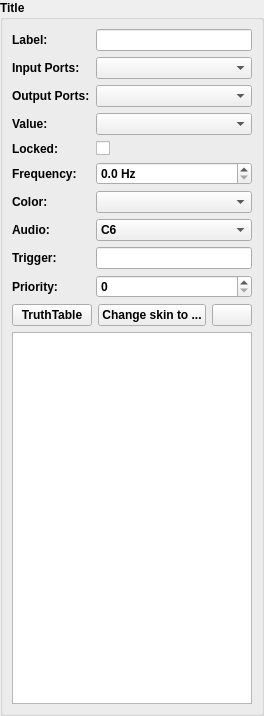
Before: the Qt Designer form app/elementeditor.ui in GIBIS-UNIFESP/wiRedPanda, drawn with Qt 5.
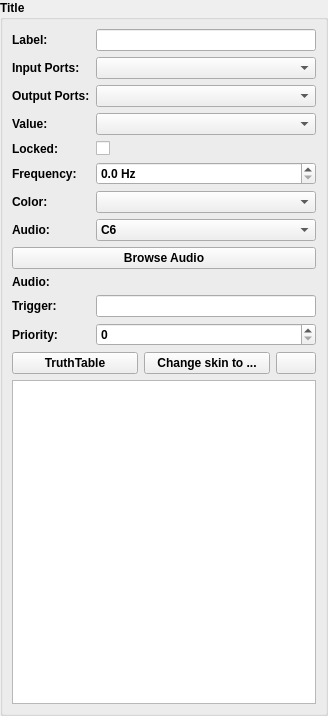
After: the same form once the commit is applied. Icons and pictures are not drawn.

Commit message: added: audiobox element, to play generic audio

```diff
--- a/app/elementeditor.ui
+++ b/app/elementeditor.ui
@@ -6,7 +6,7 @@
    <rect>
     <x>0</x>
     <y>0</y>
-    <width>263</width>
+    <width>328</width>
     <height>716</height>
    </rect>
   </property>
@@ -40,83 +40,6 @@
       <string>Title</string>
      </property>
      <layout class="QGridLayout" name="gridLayout_2">
-      <item row="6" column="1">
-       <widget class="QComboBox" name="comboBoxValue"/>
-      </item>
-      <item row="6" column="0">
-       <widget class="QLabel" name="labelValue">
-        <property name="text">
-         <string>Value:</string>
-        </property>
-       </widget>
-      </item>
-      <item row="17" column="0" colspan="2">
-       <layout class="QHBoxLayout" name="horizontalLayout">
-        <property name="spacing">
-         <number>6</number>
-        </property>
-        <property name="sizeConstraint">
-         <enum>QLayout::SetNoConstraint</enum>
-        </property>
-        <item>
-         <widget class="QPushButton" name="pushButtonTruthTable">
-          <property name="enabled">
-           <bool>true</bool>
-          </property>
-          <property name="text">
-           <string>TruthTable</string>
-          </property>
-         </widget>
-        </item>
-        <item>
-         <widget class="QPushButton" name="pushButtonChangeSkin">
-          <property name="text">
-           <string>Change skin to ...</string>
-          </property>
-         </widget>
-        </item>
-        <item>
-         <widget class="QPushButton" name="pushButtonDefaultSkin">
-          <property name="sizePolicy">
-           <sizepolicy hsizetype="Maximum" vsizetype="Fixed">
-            <horstretch>0</horstretch>
-            <verstretch>0</verstretch>
-           </sizepolicy>
-          </property>
-          <property name="toolTip">
-           <string>Default</string>
-          </property>
-          <property name="text">
-           <string/>
-          </property>
-          <property name="icon">
-           <iconset resource="resources/toolbar/toolbar.qrc">
-            <normaloff>:/toolbar/default.svg</normaloff>:/toolbar/default.svg</iconset>
-          </property>
-          <property name="iconSize">
-           <size>
-            <width>16</width>
-            <height>16</height>
-           </size>
-          </property>
-         </widget>
-        </item>
-       </layout>
-      </item>
-      <item row="4" column="0">
-       <widget class="QLabel" name="labelOutputs">
-        <property name="text">
-         <string>Output Ports:</string>
-        </property>
-       </widget>
-      </item>
-      <item row="9" column="0">
-       <widget class="QLabel" name="labelFrequency">
-        <property name="text">
-         <string>Frequency:</string>
-        </property>
-       </widget>
-      </item>
       <item row="0" column="0">
        <widget class="QLabel" name="labelLabels">
         <property name="text">
@@ -124,6 +47,40 @@
         </property>
        </widget>
       </item>
+      <item row="11" column="1">
+       <widget class="QComboBox" name="comboBoxColor">
+        <property name="currentText">
+         <string/>
+        </property>
+       </widget>
+      </item>
+      <item row="9" column="0">
+       <widget class="QLabel" name="labelFrequency">
+        <property name="text">
+         <string>Frequency:</string>
+        </property>
+       </widget>
+      </item>
+      <item row="0" column="1">
+       <widget class="QLineEdit" name="lineEditElementLabel"/>
+      </item>
+      <item row="14" column="0" colspan="2">
+       <widget class="QPushButton" name="pushButtonAudioBox">
+        <property name="text">
+         <string>Browse Audio</string>
+        </property>
+       </widget>
+      </item>
+      <item row="2" column="1">
+       <widget class="QComboBox" name="comboBoxInputSize"/>
+      </item>
+      <item row="18" column="0">
+       <widget class="QLabel" name="labelTrigger">
+        <property name="text">
+         <string>Trigger:</string>
+        </property>
+       </widget>
+      </item>
       <item row="13" column="1">
        <widget class="QComboBox" name="comboBoxAudio">
         <item>
@@ -168,22 +125,47 @@
         </item>
        </widget>
       </item>
-      <item row="7" column="0">
-       <widget class="QLabel" name="labelLocked">
+      <item row="6" column="0">
+       <widget class="QLabel" name="labelValue">
         <property name="text">
-         <string>Locked:</string>
+         <string>Value:</string>
         </property>
        </widget>
       </item>
-      <item row="0" column="1">
-       <widget class="QLineEdit" name="lineEditElementLabel"/>
+      <item row="19" column="0">
+       <widget class="QLabel" name="labelPriority">
+        <property name="text">
+         <string>Priority:</string>
+        </property>
+       </widget>
       </item>
-      <item row="15" column="1">
+      <item row="18" column="1">
        <widget class="QLineEdit" name="lineEditTrigger"/>
       </item>
+      <item row="7" column="1">
+       <widget class="QCheckBox" name="checkBoxLocked">
+        <property name="text">
+         <string/>
+        </property>
+       </widget>
+      </item>
       <item row="4" column="1">
        <widget class="QComboBox" name="comboBoxOutputSize"/>
       </item>
+      <item row="22" column="0" colspan="2">
+       <widget class="QTableWidget" name="truthTable">
+        <property name="enabled">
+         <bool>true</bool>
+        </property>
+       </widget>
+      </item>
+      <item row="19" column="1">
+       <widget class="QSpinBox" name="spinBoxPriority">
+        <property name="maximum">
+         <number>9</number>
+        </property>
+       </widget>
+      </item>
       <item row="9" column="1">
        <widget class="QDoubleSpinBox" name="doubleSpinBoxFrequency">
         <property name="specialValueText">
@@ -206,6 +188,13 @@
         </property>
        </widget>
       </item>
+      <item row="15" column="0">
+       <widget class="QLabel" name="labelAudioBox">
+        <property name="text">
+         <string>Audio:</string>
+        </property>
+       </widget>
+      </item>
       <item row="11" column="0">
        <widget class="QLabel" name="labelColor">
         <property name="text">
@@ -213,27 +202,6 @@
         </property>
        </widget>
       </item>
-      <item row="15" column="0">
-       <widget class="QLabel" name="labelTrigger">
-        <property name="text">
-         <string>Trigger:</string>
-        </property>
-       </widget>
-      </item>
-      <item row="16" column="0">
-       <widget class="QLabel" name="labelPriority">
-        <property name="text">
-         <string>Priority:</string>
-        </property>
-       </widget>
-      </item>
-      <item row="13" column="0">
-       <widget class="QLabel" name="labelAudio">
-        <property name="text">
-         <string>Audio:</string>
-        </property>
-       </widget>
-      </item>
       <item row="2" column="0">
        <widget class="QLabel" name="labelInputs">
         <property name="text">
@@ -241,34 +209,87 @@
         </property>
        </widget>
       </item>
-      <item row="2" column="1">
-       <widget class="QComboBox" name="comboBoxInputSize"/>
-      </item>
-      <item row="16" column="1">
-       <widget class="QSpinBox" name="spinBoxPriority">
-        <property name="maximum">
-         <number>9</number>
+      <item row="13" column="0">
+       <widget class="QLabel" name="labelAudio">
+        <property name="text">
+         <string>Audio:</string>
         </property>
        </widget>
       </item>
-      <item row="11" column="1">
-       <widget class="QComboBox" name="comboBoxColor">
-        <property name="currentText">
-         <string/>
+      <item row="7" column="0">
+       <widget class="QLabel" name="labelLocked">
+        <property name="text">
+         <string>Locked:</string>
         </property>
        </widget>
       </item>
-      <item row="7" column="1">
-       <widget class="QCheckBox" name="checkBoxLocked">
+      <item row="4" column="0">
+       <widget class="QLabel" name="labelOutputs">
         <property name="text">
-         <string/>
+         <string>Output Ports:</string>
         </property>
        </widget>
       </item>
-      <item row="18" column="0" colspan="2">
-       <widget class="QTableWidget" name="truthTable">
-        <property name="enabled">
-         <bool>true</bool>
+      <item row="6" column="1">
+       <widget class="QComboBox" name="comboBoxValue"/>
+      </item>
+      <item row="21" column="0" colspan="2">
+       <layout class="QHBoxLayout" name="horizontalLayout">
+        <property name="spacing">
+         <number>6</number>
+        </property>
+        <property name="sizeConstraint">
+         <enum>QLayout::SetNoConstraint</enum>
+        </property>
+        <item>
+         <widget class="QPushButton" name="pushButtonTruthTable">
+          <property name="enabled">
+           <bool>true</bool>
+          </property>
+          <property name="text">
+           <string>TruthTable</string>
+          </property>
+         </widget>
+        </item>
+        <item>
+         <widget class="QPushButton" name="pushButtonChangeSkin">
+          <property name="text">
+           <string>Change skin to ...</string>
+          </property>
+         </widget>
+        </item>
+        <item>
+         <widget class="QPushButton" name="pushButtonDefaultSkin">
+          <property name="sizePolicy">
+           <sizepolicy hsizetype="Maximum" vsizetype="Fixed">
+            <horstretch>0</horstretch>
+            <verstretch>0</verstretch>
+           </sizepolicy>
+          </property>
+          <property name="toolTip">
+           <string>Default</string>
+          </property>
+          <property name="text">
+           <string/>
+          </property>
+          <property name="icon">
+           <iconset resource="resources/toolbar/toolbar.qrc">
+            <normaloff>:/toolbar/default.svg</normaloff>:/toolbar/default.svg</iconset>
+          </property>
+          <property name="iconSize">
+           <size>
+            <width>16</width>
+            <height>16</height>
+           </size>
+          </property>
+         </widget>
+        </item>
+       </layout>
+      </item>
+      <item row="15" column="1">
+       <widget class="QLabel" name="labelCurrentAudioBox">
+        <property name="text">
+         <string/>
         </property>
        </widget>
       </item>
```
The commit also changes 20 other files.
